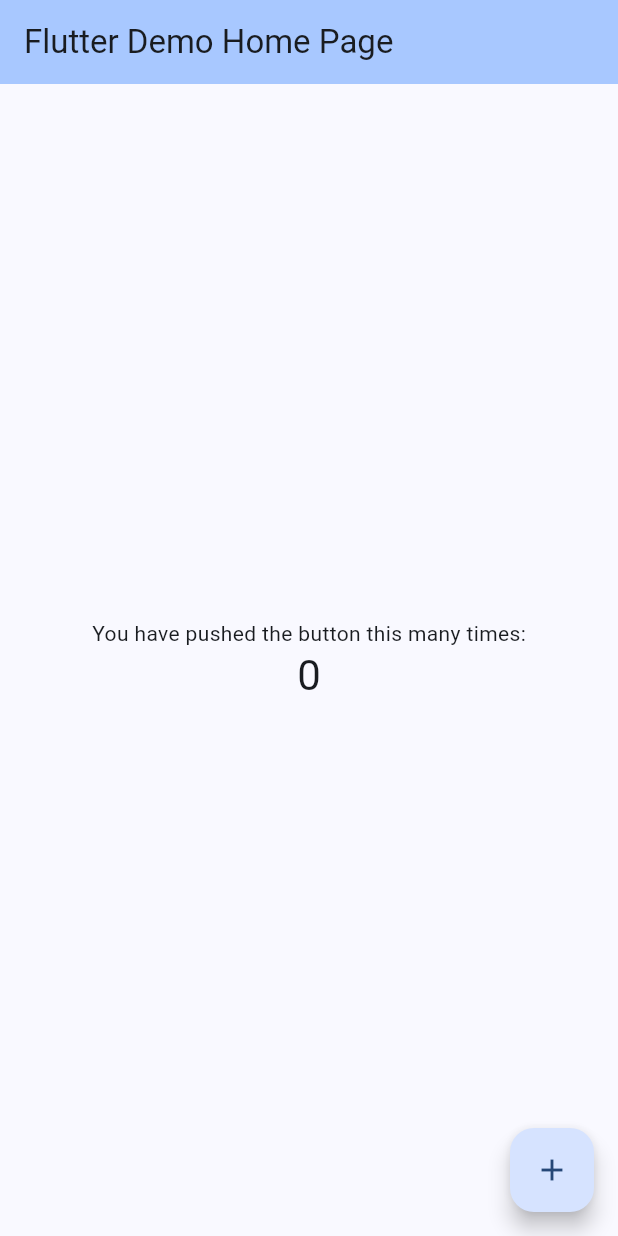
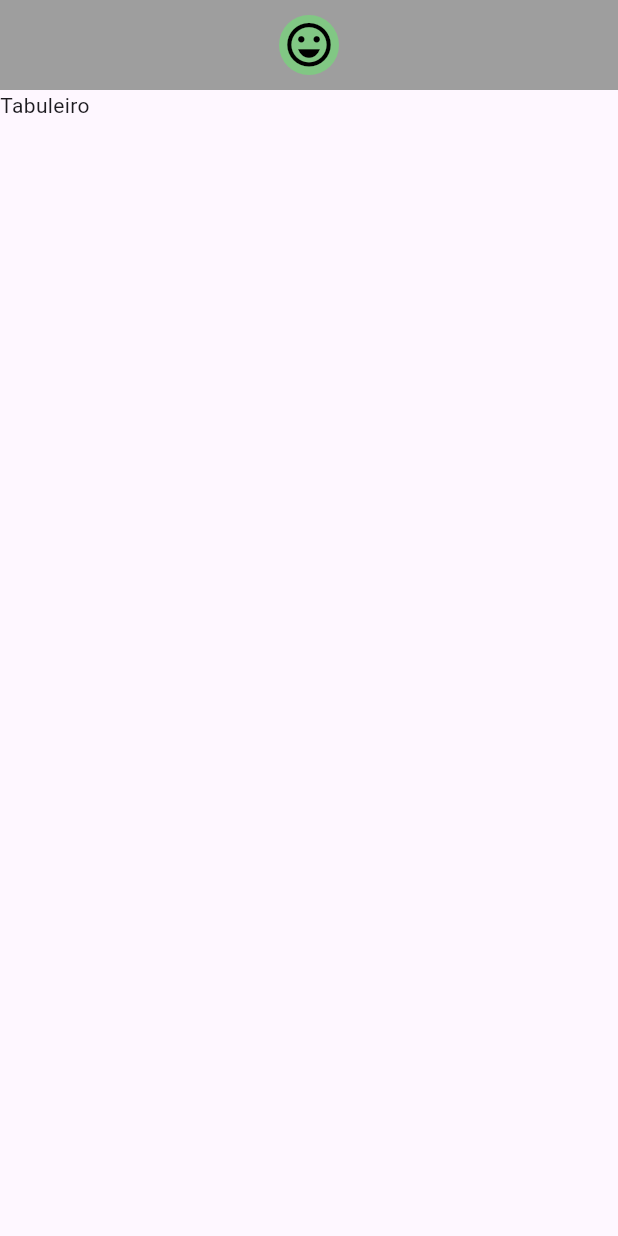
Before and after one commit to GoedertDalmolin/minefield, a Flutter app: the screen it shows after launch, on a phone screen of 412 x 824 dp. Run offline on Flutter 3.47's test engine with Material 3 defaults, Android fonts, the phone set to English and light mode, and no system bars.

Commit message:
Created tabuleiro.dart unit tests. Created resultado_widget.dart component.

```diff
--- /dev/null
+++ b/lib/components/resultado_widget.dart
@@ -0,0 +1,58 @@
+import 'package:flutter/material.dart';
+
+class ResultadoWidget extends StatelessWidget implements PreferredSizeWidget {
+  final bool? venceu;
+  final Function() onReiniciar;
+
+  @override
+  Size get preferredSize => const Size.fromHeight(120);
+
+  const ResultadoWidget({
+    required this.venceu,
+    required this.onReiniciar,
+  });
+
+  Color _getColor() {
+    if (venceu == null) {
+      return Colors.yellow;
+    } else if (venceu == true) {
+      return Colors.green[300]!;
+    } else {
+      return Colors.red[300]!;
+    }
+  }
+
+  IconData _getIcon() {
+    if (venceu == null) {
+      return Icons.sentiment_satisfied;
+    } else if (venceu == true) {
+      return Icons.sentiment_very_satisfied;
+    } else {
+      return Icons.sentiment_very_dissatisfied;
+    }
+  }
+
+  @override
+  Widget build(BuildContext context) {
+    return Container(
+      color: Colors.grey,
+      child: SafeArea(
+        child: Container(
+          padding: const EdgeInsets.all(10),
+          child: CircleAvatar(
+            backgroundColor: _getColor(),
+            child: IconButton(
+              padding: EdgeInsets.zero,
+              icon: Icon(
+                _getIcon(),
+                color: Colors.black,
+                size: 35,
+              ),
+              onPressed: onReiniciar,
+            ),
+          ),
+        ),
+      ),
+    );
+  }
+}
--- a/lib/main.dart
+++ b/lib/main.dart
@@ -1,69 +1,6 @@
 import 'package:flutter/material.dart';
+import 'package:minefield/screens/campo_minado.dart';
 
 void main() {
-  runApp(const MyApp());
+  runApp(const CampoMinadoApp());
 }
-
-class MyApp extends StatelessWidget {
-  const MyApp({super.key});
-
-  @override
-  Widget build(BuildContext context) {
-    return MaterialApp(
-      title: 'Flutter Demo',
-      theme: ThemeData(
-        colorScheme: ColorScheme.fromSeed(seedColor: const Color(0xFF313338)),
-        useMaterial3: true,
-      ),
-      home: const MyHomePage(title: 'Flutter Demo Home Page'),
-    );
-  }
-}
-
-class MyHomePage extends StatefulWidget {
-  const MyHomePage({super.key, required this.title});
-
-  final String title;
-
-  @override
-  State<MyHomePage> createState() => _MyHomePageState();
-}
-
-class _MyHomePageState extends State<MyHomePage> {
-  int _counter = 0;
-
-  void _incrementCounter() {
-    setState(() {
-      _counter++;
-    });
-  }
-
-  @override
-  Widget build(BuildContext context) {
-    return Scaffold(
-      appBar: AppBar(
-        backgroundColor: Theme.of(context).colorScheme.inversePrimary,
-        title: Text(widget.title),
-      ),
-      body: Center(
-        child: Column(
-          mainAxisAlignment: MainAxisAlignment.center,
-          children: <Widget>[
-            const Text(
-              'You have pushed the button this many times:',
-            ),
-            Text(
-              '$_counter',
-              style: Theme.of(context).textTheme.headlineMedium,
-            ),
-          ],
-        ),
-      ),
-      floatingActionButton: FloatingActionButton(
-        onPressed: _incrementCounter,
-        tooltip: 'Increment',
-        child: const Icon(Icons.add),
-      ),
-    );
-  }
-}
--- a/lib/models/campo.dart
+++ b/lib/models/campo.dart
@@ -1,4 +1,3 @@
-import 'package:flutter/foundation.dart';
 import 'explosao_exception.dart';
 
 class Campo {
--- /dev/null
+++ b/lib/screens/campo_minado.dart
@@ -0,0 +1,21 @@
+import 'package:flutter/material.dart';
+import 'package:minefield/components/resultado_widget.dart';
+
+class CampoMinadoApp extends StatelessWidget {
+  const CampoMinadoApp({super.key});
+
+  @override
+  Widget build(BuildContext context) {
+    return MaterialApp(
+      home: Scaffold(
+        appBar: ResultadoWidget(
+          venceu:  true,
+          onReiniciar: () {},
+        ),
+        body: Container(
+          child: Text('Tabuleiro'),
+        ),
+      ),
+    );
+  }
+}
```
Also changed, not shown: lib/models/tabuleiro.dart (added, +76 -0 lines), 1 other file.
